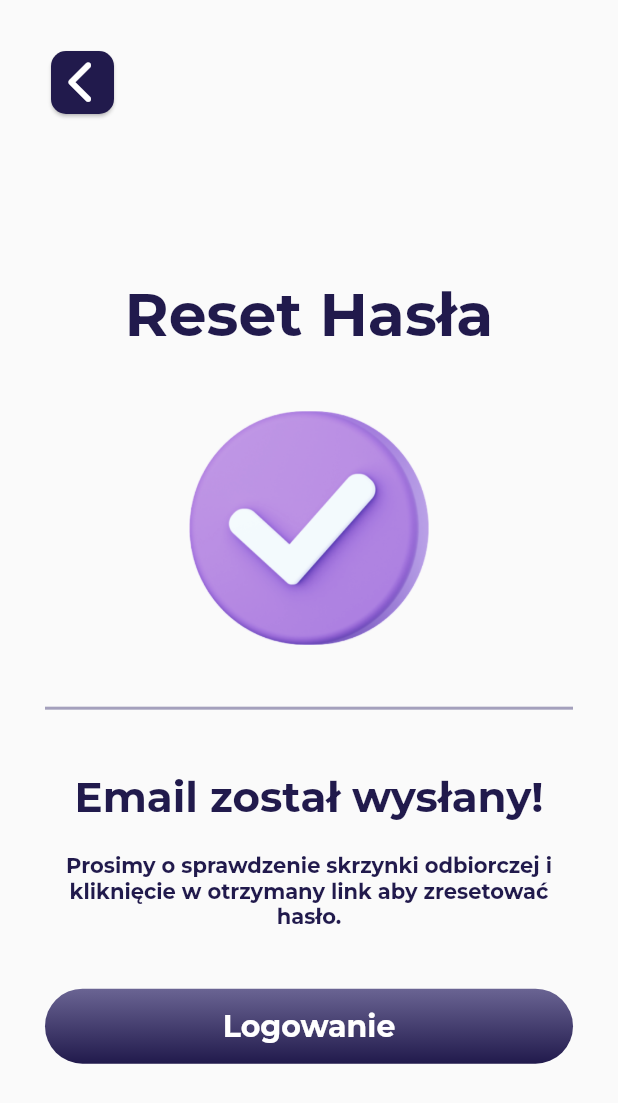
After one commit to rebixpl/moje_miasto, a Flutter app: the FPConfirmationScreen screen opened directly, on a phone screen of 412 x 824 dp. The commit adds this screen. Shown: the top 1103 px of the screen. Run offline on Flutter 3.47's test engine with Material 2 defaults, Android fonts, the phone set to English and light mode, and no system bars; our stand-ins replace flutter_svg, font_awesome_flutter; project files that could hold a hidden picture were left out.

Commit message:
10. Forgot Password Screen UI
1. added forgot password confirmation screen
2. code refactor on password reset screens

```diff
--- /dev/null
+++ b/lib/screens/forgot_password/widgets/full_width_divider.dart
@@ -0,0 +1,21 @@
+import 'package:flutter/material.dart';
+import 'package:moje_miasto/screens/login/widgets/thin_divider.dart';
+import 'package:moje_miasto/theme.dart';
+
+class FullWidthDivider extends StatelessWidget {
+  const FullWidthDivider({
+    Key? key,
+  }) : super(key: key);
+
+  @override
+  Widget build(BuildContext context) {
+    return Flex(
+      direction: Axis.horizontal,
+      children: [
+        ThinDivider(
+          color: AppTheme.kDividerColor.withOpacity(0.6),
+        ),
+      ],
+    );
+  }
+}
--- a/lib/screens/forgot_password/widgets/go_back_button.dart
+++ b/lib/screens/forgot_password/widgets/go_back_button.dart
@@ -1,14 +1,30 @@
 import 'package:flutter/material.dart';
 import 'package:font_awesome_flutter/font_awesome_flutter.dart';
+import 'package:moje_miasto/screens/login/login_screen.dart';
 
 class GoBackButton extends StatelessWidget {
-  const GoBackButton({super.key});
+  final bool clearNavHistory;
+  final Widget? widgetToNavAfterClear;
+
+  const GoBackButton({
+    super.key,
+    this.clearNavHistory = false,
+    this.widgetToNavAfterClear,
+  });
 
   @override
   Widget build(BuildContext context) {
     return GestureDetector(
       // TODO: Nawiguj jeden ekran do tyłu
-      onTap: () => Navigator.pop(context),
+      onTap: () => clearNavHistory
+          ? Navigator.pushAndRemoveUntil(
+              context,
+              MaterialPageRoute(
+                builder: (context) => widgetToNavAfterClear ?? LoginScreen(),
+              ),
+              (route) => false,
+            )
+          : Navigator.pop(context),
       child: SizedBox(
         width: 50,
         height: 50,
--- /dev/null
+++ b/lib/screens/forgot_password_confirmation/fp_confirmation_screen.dart
@@ -0,0 +1,68 @@
+import 'package:flutter/material.dart';
+import 'package:moje_miasto/screens/forgot_password/widgets/full_width_divider.dart';
+import 'package:moje_miasto/screens/forgot_password/widgets/go_back_button.dart';
+import 'package:moje_miasto/screens/forgot_password_confirmation/widgets/checkmark_success_img.dart';
+import 'package:moje_miasto/screens/forgot_password_confirmation/widgets/fpc_screen_texts.dart';
+import 'package:moje_miasto/screens/login/login_screen.dart';
+import 'package:moje_miasto/screens/login/widgets/big_elevated_button.dart';
+import 'package:moje_miasto/theme.dart';
+
+class FPConfirmationScreen extends StatelessWidget {
+  const FPConfirmationScreen({super.key});
+
+  @override
+  Widget build(BuildContext context) {
+    return Scaffold(
+      body: SafeArea(
+        child: Padding(
+          padding: const EdgeInsets.all(AppTheme.kDefaultPadding),
+          child: Column(
+            children: [
+              Row(
+                mainAxisAlignment: MainAxisAlignment.start,
+                children: [
+                  // TODO: Powrót do ekranu logowania i usunięcie historii nawigacji
+                  GoBackButton(
+                    clearNavHistory: true,
+                    widgetToNavAfterClear: LoginScreen(),
+                  ),
+                ],
+              ),
+              const Spacer(),
+              Column(
+                mainAxisAlignment: MainAxisAlignment.center,
+                children: [
+                  const SizedBox(height: 20.0),
+                  passwordResetText(context),
+                  const SizedBox(height: 40.0),
+                  checkmarkSuccessImg(),
+                  const SizedBox(height: 40.0),
+                  const FullWidthDivider(),
+                  const SizedBox(height: 40.0),
+                  emailHasBeenSentText(context),
+                  const SizedBox(height: 20.0),
+                  emailSentDescriptionText(context),
+                  const SizedBox(height: 40.0),
+                  BigElevatedButton(
+                    text: 'Logowanie',
+                    onTap: () {
+                      // TODO: Powrot do ekranu logowania, bez mozliwosci powrotu
+                      Navigator.pushAndRemoveUntil(
+                        context,
+                        MaterialPageRoute(
+                          builder: (context) => LoginScreen(),
+                        ),
+                        (route) => false,
+                      );
+                    },
+                  ),
+                ],
+              ),
+              const Spacer(),
+            ],
+          ),
+        ),
+      ),
+    );
+  }
+}
--- /dev/null
+++ b/lib/screens/forgot_password_confirmation/widgets/checkmark_success_img.dart
@@ -0,0 +1,11 @@
+import 'package:flutter/material.dart';
+
+SizedBox checkmarkSuccessImg() {
+  return SizedBox(
+    width: 160.0,
+    child: Image.asset(
+      'images/screens/forgot_password/checkmark_success.png',
+      fit: BoxFit.cover,
+    ),
+  );
+}
--- /dev/null
+++ b/lib/screens/forgot_password_confirmation/widgets/fpc_screen_texts.dart
@@ -0,0 +1,37 @@
+import 'package:flutter/material.dart';
+
+SizedBox emailSentDescriptionText(BuildContext context) {
+  return SizedBox(
+    width: 340.0,
+    child: Text(
+      'Prosimy o sprawdzenie skrzynki odbiorczej i kliknięcie w otrzymany link aby zresetować hasło.',
+      textAlign: TextAlign.center,
+      style: TextStyle(
+        color: Theme.of(context).colorScheme.secondary,
+        fontWeight: FontWeight.bold,
+      ),
+    ),
+  );
+}
+
+Text emailHasBeenSentText(BuildContext context) {
+  return Text(
+    'Email został wysłany!',
+    textAlign: TextAlign.center,
+    style: TextStyle(
+      fontSize: 28.0,
+      color: Theme.of(context).colorScheme.secondary,
+      fontWeight: FontWeight.bold,
+    ),
+  );
+}
+
+Text passwordResetText(BuildContext context) {
+  return Text(
+    'Reset Hasła',
+    style: Theme.of(context).textTheme.headlineLarge!.copyWith(
+          color: Theme.of(context).colorScheme.secondary,
+          fontWeight: FontWeight.bold,
+        ),
+  );
+}
--- a/pubspec.yaml
+++ b/pubspec.yaml
@@ -63,7 +63,7 @@ flutter:
   assets:
     - images/screens/
     - images/screens/language_selector/
-    - images/screens/forgot_password_screen/
+    - images/screens/forgot_password/
     - images/app/
 
   # An image asset can refer to one or more resolution-specific "variants", see
```
Also changed, not shown: lib/screens/forgot_password/forgot_password_screen.dart (+19 -60 lines), lib/screens/forgot_password/widgets/forgot_password_email_form.dart (added, +34 -0 lines), lib/screens/forgot_password/widgets/fp_screen_texts.dart (added, +37 -0 lines), lib/screens/forgot_password/widgets/lock_img.dart (added, +11 -0 lines), images/screens/forgot_password/checkmark_success.png (added), images/screens/forgot_password/lock_img.png (renamed from images/screens/forgot_password_screen/lock_img.png).
